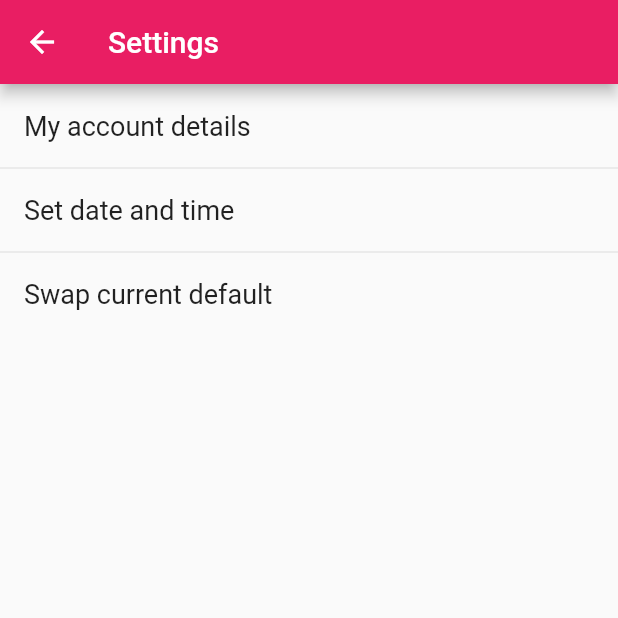
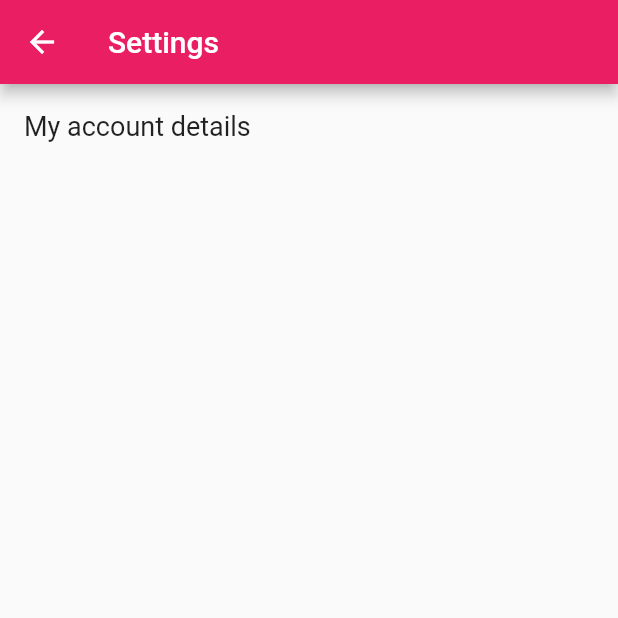
Before and after one commit to AimeeRedbond/bubel-ui, a Flutter app: the screen it shows after launch, after a tap on the "settings" icon, on a phone screen of 412 x 824 dp, the top half of it. Run offline on Flutter 3.47's test engine with Material 2 defaults, Android fonts, the phone set to English and light mode, and no system bars.

Commit message:
update settings

```diff
--- a/bubble_bank/lib/helper.dart
+++ b/bubble_bank/lib/helper.dart
@@ -81,7 +81,7 @@ Scaffold settingsScaffold(context){
   final List<Widget> divided = ListTile
       .divideTiles(
     context: context,
-    tiles: settingsList(['My account details', 'Set date and time', 'Swap current default']),
+    tiles: settingsList(['My account details',]),
   ).toList();
 
   return Scaffold(
```
